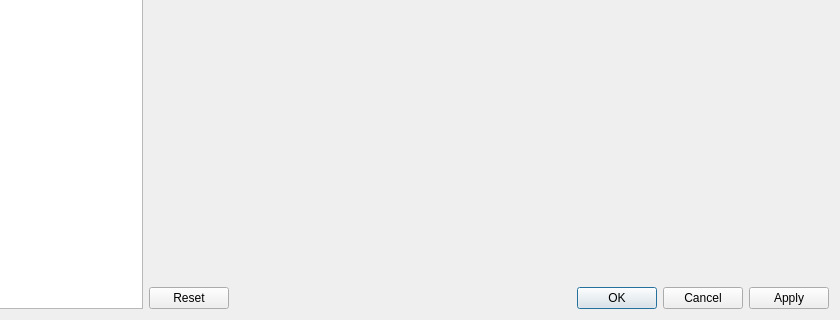
First picture: the form in source/wnd/roboconfig.ui, repository ww4u/mct-t4, before the edit; both pictures show x 95 to 935 and y 127 to 447 of the 935 by 447 pixel window.
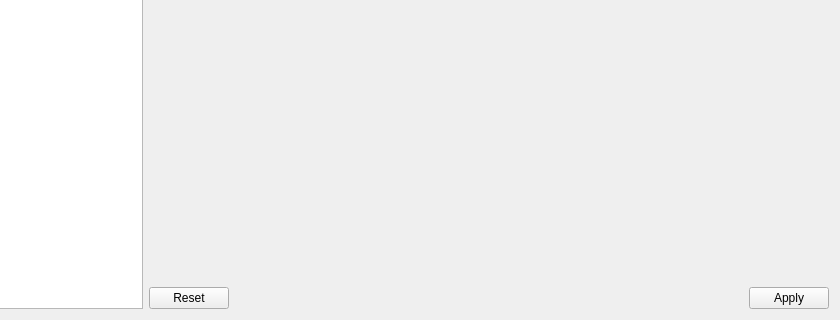
Second picture: the form after the edit.

Commit message: 实现apply按钮可用或不可用的状态判断

What changed in the file:
```diff
--- a/source/wnd/roboconfig.ui
+++ b/source/wnd/roboconfig.ui
@@ -39,7 +39,10 @@
    <item row="2" column="1">
     <widget class="QDialogButtonBox" name="buttonBox">
      <property name="standardButtons">
-      <set>QDialogButtonBox::Apply|QDialogButtonBox::Cancel|QDialogButtonBox::Ok|QDialogButtonBox::Reset</set>
+      <set>QDialogButtonBox::Apply|QDialogButtonBox::Reset</set>
+     </property>
+     <property name="centerButtons">
+      <bool>false</bool>
      </property>
     </widget>
    </item>
```
The commit also changes 21 other files.
